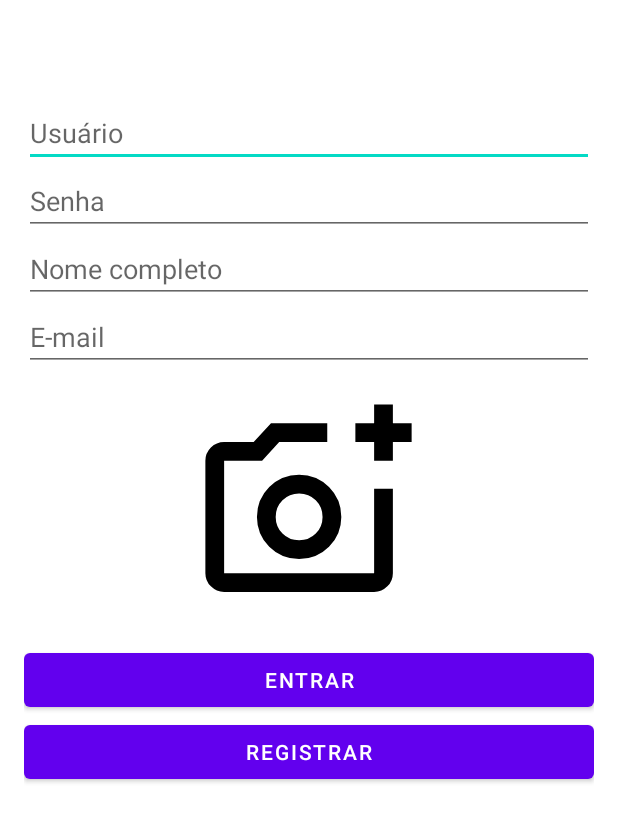
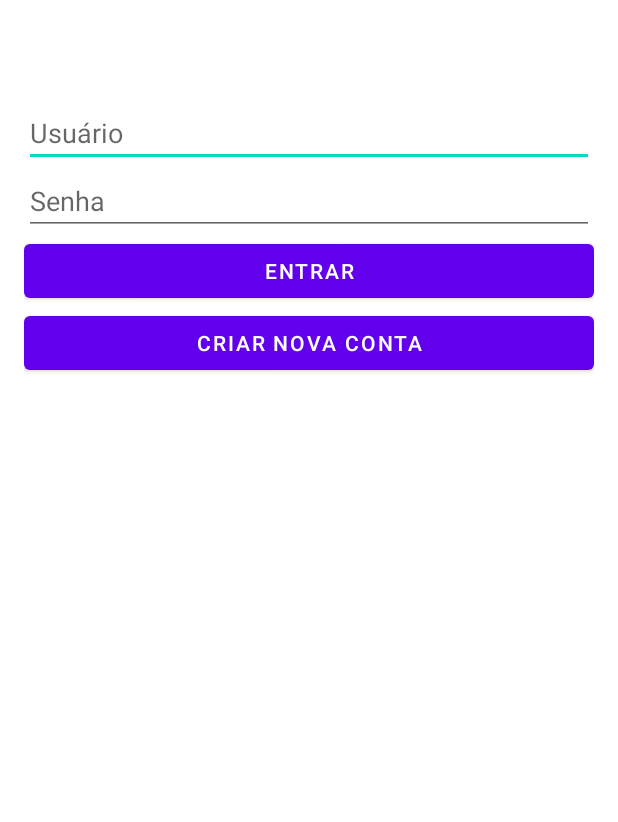
Before and after one commit to sophya-ribeiro/Finance, an Android app: the screen it shows after launch (MainActivity), on a phone screen of 412 x 824 dp. Shown: the top 822 px of the screen. Run offline under Robolectric (Android 15) with nearby library versions, the phone set to English and light mode, and no system bars; our stand-ins replace Room's generated code; 1 statement that could not run was skipped.

```diff
--- a/app/src/main/java/com/example/finance/MainActivity.java
+++ b/app/src/main/java/com/example/finance/MainActivity.java
@@ -37,6 +37,11 @@ public class MainActivity extends AppCompatActivity {
     private ActivityResultLauncher<Uri> takePictureLauncher;
     private static final int CAMERA_PERMISSION_CODE = 100;
 
+    private ToggleButton toggleMode;
+    private Button btnRegister, btnLogin;
+    private Button btnSwitchMode;
+    private boolean isRegisterMode = false;
+
     @Override
     protected void onCreate(Bundle savedInstanceState) {
         super.onCreate(savedInstanceState);
@@ -52,6 +57,36 @@ public class MainActivity extends AppCompatActivity {
         imgFoto = findViewById(R.id.imgFoto);
         imageUri = createUri();
         registerPictureLauncher();
+
+        btnRegister = findViewById(R.id.btnRegister);
+        btnLogin = findViewById(R.id.btnLogin);
+
+        btnRegister = findViewById(R.id.btnRegister);
+        btnLogin = findViewById(R.id.btnLogin);
+
+        btnSwitchMode = findViewById(R.id.btnSwitchMode);
+
+        btnSwitchMode.setOnClickListener(v -> {
+            isRegisterMode = !isRegisterMode;
+
+            if (isRegisterMode) {
+                // Modo cadastro
+                etNome.setVisibility(View.VISIBLE);
+                etEmail.setVisibility(View.VISIBLE);
+                imgFoto.setVisibility(View.VISIBLE);
+                btnRegister.setVisibility(View.VISIBLE);
+                btnLogin.setVisibility(View.GONE);
+                btnSwitchMode.setText("Já tenho uma conta");
+            } else {
+                // Modo login
+                etNome.setVisibility(View.GONE);
+                etEmail.setVisibility(View.GONE);
+                imgFoto.setVisibility(View.GONE);
+                btnRegister.setVisibility(View.GONE);
+                btnLogin.setVisibility(View.VISIBLE);
+                btnSwitchMode.setText("Criar nova conta");
+            }
+        });
 
         findViewById(R.id.btnRegister).setOnClickListener(v -> {
             String username = getText(etUsername);
--- a/app/src/main/res/layout/activity_main.xml
+++ b/app/src/main/res/layout/activity_main.xml
@@ -34,14 +34,16 @@
             android:id="@+id/etNome"
             android:layout_width="match_parent"
             android:layout_height="wrap_content"
-            android:hint="Nome completo" />
+            android:hint="Nome completo"
+            android:visibility="gone" />
 
         <EditText
             android:id="@+id/etEmail"
             android:layout_width="match_parent"
             android:layout_height="wrap_content"
             android:hint="E-mail"
-            android:inputType="textEmailAddress" />
+            android:inputType="textEmailAddress"
+            android:visibility="gone"/>
 
         <ImageView
             android:id="@+id/imgFoto"
@@ -51,7 +53,8 @@
             android:layout_margin="16dp"
             android:scaleType="centerCrop"
             android:src="@drawable/outline_add_a_photo_24"
-            android:onClick="capturarImagem" />
+            android:onClick="capturarImagem"
+            android:visibility="gone"/>
 
         <Button
             android:id="@+id/btnLogin"
@@ -63,7 +66,16 @@
             android:id="@+id/btnRegister"
             android:layout_width="match_parent"
             android:layout_height="wrap_content"
-            android:text="Registrar" />
+            android:text="Registrar"
+            android:visibility="gone"/>
+
+        <Button
+            android:id="@+id/btnSwitchMode"
+            android:layout_width="match_parent"
+            android:layout_height="wrap_content"
+            android:text="Criar nova conta"
+            android:layout_marginBottom="12dp" />
+
 
         <TextView
             android:id="@+id/tvResult"
--- a/app/src/main/res/menu/main.xml
+++ b/app/src/main/res/menu/main.xml
@@ -6,4 +6,10 @@
         android:orderInCategory="100"
         android:title="@string/action_settings"
         app:showAsAction="never" />
+
+    <item
+        android:id="@+id/action_logout"
+        android:title="Sair"
+        android:orderInCategory="100"
+        app:showAsAction="always" />
 </menu>
```
Also changed, not shown: app/src/main/java/com/example/finance/HomeActivity.java (+24 -9 lines).
